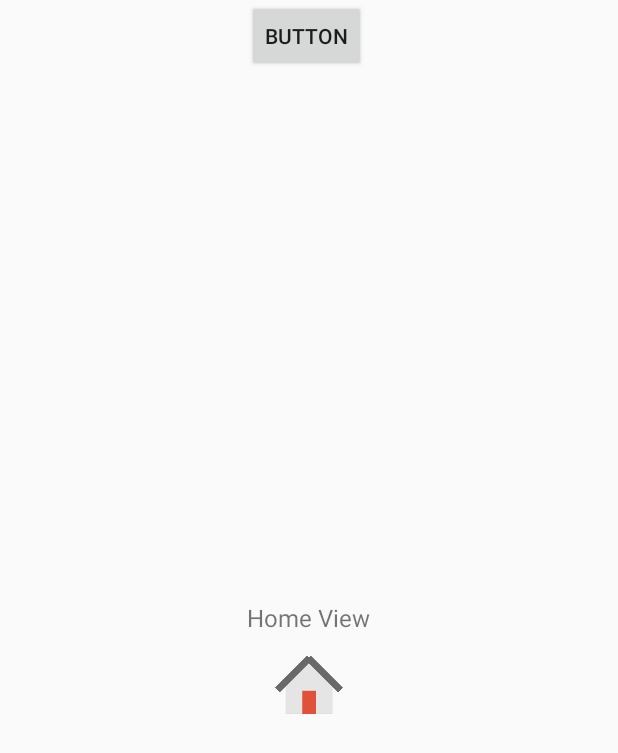
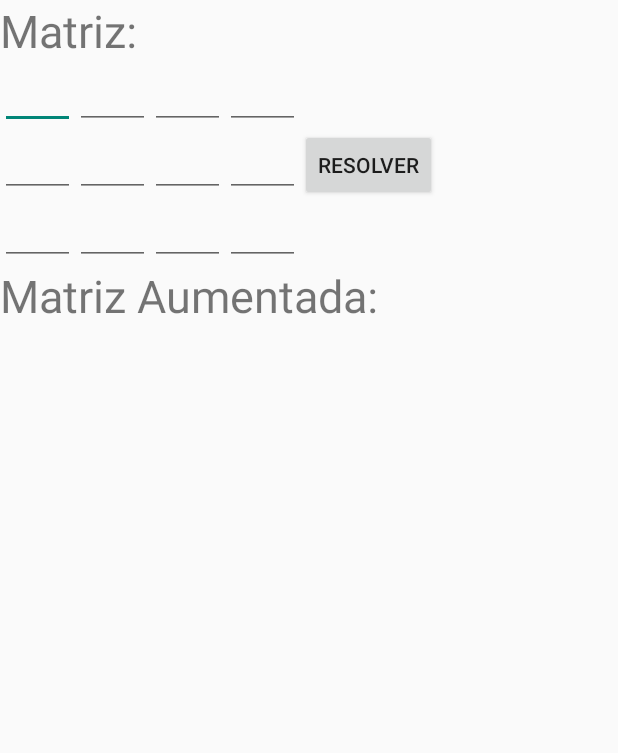
Before and after one commit to Sealtyel/Android-Engineering-Toolbox, an Android app: the screen it shows after launch (MainActivity), on a phone screen of 412 x 824 dp. Shown: the top 753 px of the screen. Run offline under Robolectric (Android 15) with nearby library versions, the phone set to English and light mode, and no system bars; 4 statements that could not run were skipped.

Commit message:
Gauss Jordan Agregado, Menu corregido

```diff
--- /dev/null
+++ b/app/src/main/java/sealtyel/example/com/engineeringtoolbox/GaussJordan/GaussJordan.java
@@ -0,0 +1,84 @@
+package sealtyel.example.com.engineeringtoolbox.GaussJordan;
+
+/**
+ * Created by Sealtyel on 07/dic/2014.
+ */
+
+public class GaussJordan
+{
+
+    private double[][] augmentedMatrix;
+
+    /**
+     * Constructor for a GaussJordan object. Takes in a two dimensional double
+     * array holding the matrix.
+     *
+     * @param matrix A double[][] containing the augmented matrix
+     */
+    public GaussJordan(double[][] matrix) {
+        augmentedMatrix = matrix;
+    }
+
+    /**
+     * Runs a Gauss-Jordan elimination on the augmented matrix in order to put
+     * it into reduced row echelon form
+     *
+     */
+    public void eliminate() {
+        int startColumn = 0;
+        for (int row=0; row<augmentedMatrix.length; row++) {
+            //if the number in the start column is 0, try to switch with another
+            while (augmentedMatrix[row][startColumn]==0.0){
+                boolean switched = false;
+                int i=row;
+                while (!switched && i<augmentedMatrix.length) {
+                    if(augmentedMatrix[i][startColumn]!=0.0){
+                        double[] temp = augmentedMatrix[i];
+                        augmentedMatrix[i]=augmentedMatrix[row];
+                        augmentedMatrix[row]=temp;
+                        switched = true;
+                    }
+                    i++;
+                }
+                //if after trying to switch, it is still 0, increase column
+                if (augmentedMatrix[row][startColumn]==0.0) {
+                    startColumn++;
+                }
+            }
+            //if the number isn't one, reduce to one
+            if(augmentedMatrix[row][startColumn]!=1.0) {
+                double divisor = augmentedMatrix[row][startColumn];
+                for (int i=startColumn; i<augmentedMatrix[row].length; i++) {
+                    augmentedMatrix[row][i] = augmentedMatrix[row][i]/divisor;
+                }
+            }
+            //make sure the number in the start column of all other rows is 0
+            for (int i=0; i<augmentedMatrix.length; i++) {
+                if (i!=row && augmentedMatrix[i][startColumn]!=0) {
+                    double multiple = 0-augmentedMatrix[i][startColumn];
+                    for (int j=startColumn; j<augmentedMatrix[row].length; j++){
+                        augmentedMatrix[i][j] +=
+                                multiple*augmentedMatrix[row][j];
+                    }
+                }
+            }
+            startColumn++;
+        }
+    }
+
+    /**
+     * Returns a String with the contents of the augmented matrix.
+     *
+     * @return A String representation of the augmented matrix
+     */
+    public String toString() {
+        String text = "";
+        for (int i=0; i<augmentedMatrix.length; i++) {
+            for (int j=0; j<augmentedMatrix[i].length; j++) {
+                text+=augmentedMatrix[i][j] + ", ";
+            }
+            text+="\n";
+        }
+        return text;
+    }
+}
--- /dev/null
+++ b/app/src/main/java/sealtyel/example/com/engineeringtoolbox/GaussJordanFragment.java
@@ -0,0 +1,80 @@
+package sealtyel.example.com.engineeringtoolbox;
+
+import android.app.Fragment;
+import android.os.Bundle;
+import android.view.LayoutInflater;
+import android.view.View;
+import android.view.ViewGroup;
+import android.widget.Button;
+import android.widget.EditText;
+import android.widget.TextView;
+import android.widget.Toast;
+
+import sealtyel.example.com.engineeringtoolbox.GaussJordan.GaussJordan;
+
+/**
+ * Created by Kenia on 07/dic/2014.
+ */
+public class GaussJordanFragment extends Fragment
+{
+    public GaussJordanFragment(){}
+    public double[][] matrix=new double[4][3];
+
+    public View onCreateView(LayoutInflater inflater, ViewGroup container,
+                             Bundle savedInstanceState) {
+
+        View rootView = inflater.inflate(R.layout.fragment_gauss, container, false);
+
+        final EditText text00=(EditText) rootView.findViewById(R.id.editText00);
+        final EditText text10=(EditText) rootView.findViewById(R.id.editText10);
+        final EditText text20=(EditText) rootView.findViewById(R.id.editText20);
+        final EditText text30=(EditText) rootView.findViewById(R.id.editText30);
+        final EditText text01=(EditText) rootView.findViewById(R.id.editText01);
+        final EditText text11=(EditText) rootView.findViewById(R.id.editText11);
+        final EditText text21=(EditText) rootView.findViewById(R.id.editText21);
+        final EditText text31=(EditText) rootView.findViewById(R.id.editText31);
+        final EditText text02=(EditText) rootView.findViewById(R.id.editText02);
+        final EditText text12=(EditText) rootView.findViewById(R.id.editText12);
+        final EditText text22=(EditText) rootView.findViewById(R.id.editText22);
+        final EditText text32=(EditText) rootView.findViewById(R.id.editText32);
+
+        final TextView result=(TextView) rootView.findViewById(R.id.textMatrizA);
+
+
+
+
+
+        Button boton= (Button) rootView.findViewById(R.id.buttonResolver);
+        boton.setOnClickListener(new View.OnClickListener() {
+            public void onClick(View v)
+            {
+                matrix[0][0]=Double.parseDouble(text00.getText().toString());
+                matrix[1][0]=Double.parseDouble(text10.getText().toString());
+                matrix[2][0]=Double.parseDouble(text20.getText().toString());
+                matrix[3][0]=Double.parseDouble(text30.getText().toString());
+
+                matrix[0][1]=Double.parseDouble(text01.getText().toString());
+                matrix[1][1]=Double.parseDouble(text11.getText().toString());
+                matrix[2][1]=Double.parseDouble(text21.getText().toString());
+                matrix[3][1]=Double.parseDouble(text31.getText().toString());
+
+                matrix[0][2]=Double.parseDouble(text02.getText().toString());
+                matrix[1][2]=Double.parseDouble(text12.getText().toString());
+                matrix[2][2]=Double.parseDouble(text22.getText().toString());
+                matrix[3][2]=Double.parseDouble(text32.getText().toString());
+                double[][] array1 = {
+                        {matrix[0][0],matrix[1][0],matrix[2][0],matrix[3][0]},
+                        {matrix[0][1],matrix[1][1],matrix[2][1],matrix[3][1]},
+                        {matrix[0][2],matrix[1][2],matrix[2][2],matrix[3][2]}
+                };
+                GaussJordan ob=new GaussJordan(array1);
+                ob.eliminate();
+                result.setText(ob.toString());
+            }
+
+
+        });
+
+        return rootView;
+    }
+}
--- a/app/src/main/java/sealtyel/example/com/engineeringtoolbox/MainActivity.java
+++ b/app/src/main/java/sealtyel/example/com/engineeringtoolbox/MainActivity.java
@@ -164,7 +164,7 @@ public class MainActivity extends Activity {
 		Fragment fragment = null;
 		switch (position) {
 		case 0:
-			fragment = new HomeFragment();
+			fragment = new GaussJordanFragment();
 			break;
 		case 1:
 			fragment = new SubnettingFragment();
--- a/app/src/main/java/sealtyel/example/com/engineeringtoolbox/OhmCalculatorFragment.java
+++ b/app/src/main/java/sealtyel/example/com/engineeringtoolbox/OhmCalculatorFragment.java
@@ -53,27 +53,27 @@ public class OhmCalculatorFragment extends Fragment
                 if (textResistance.getText().toString().isEmpty())
                 {
                     toast1.setText("Resistencia=0");
-                    textResistance.setText(c.getResistance(corriente,voltaje)+"");
+                    textResistance.setText(String.format("%.2f",c.getResistance(corriente,voltaje))+"");
                 }
                 else
                 {
                     if(textVoltage.getText().toString().isEmpty())
                     {
                         toast1.setText("Voltaje=0");
-                        textVoltage.setText(c.getVoltage(resistencia,corriente)+"");
+                        textVoltage.setText(String.format("%.2f",c.getVoltage(resistencia,corriente))+"");
                     }
                     else//corriente==0
                     {
                         if (textCurrent.getText().toString().isEmpty())
                         {
                             toast1.setText("Corriente=0");
-                            textCurrent.setText(c.getCurrent(voltaje,resistencia)+"");
+                            textCurrent.setText(String.format("%.2f",c.getCurrent(voltaje,resistencia))+"");
                         }
 
                     }
                 }
 
-                textPower.setText(c.getCurrent()*c.getVoltage()+"");
+                textPower.setText(String.format("%.2f",c.getCurrent()*c.getVoltage())+"");
 
 
 
--- a/app/src/main/java/sealtyel/example/com/engineeringtoolbox/subnetting/ListRedesAdapter.java
+++ b/app/src/main/java/sealtyel/example/com/engineeringtoolbox/subnetting/ListRedesAdapter.java
@@ -17,8 +17,8 @@ import sealtyel.example.com.engineeringtoolbox.R;
 import sealtyel.example.com.engineeringtoolbox.subnetting.ElementoRed;
 
 
-public class ListRedesAdapter extends ArrayAdapter<ElementoRed> {
-
+public class ListRedesAdapter extends ArrayAdapter<ElementoRed>
+{
 
 
 	 public ListRedesAdapter(Context context, ArrayList<ElementoRed> items) {
--- /dev/null
+++ b/app/src/main/res/layout/fragment_gauss.xml
@@ -0,0 +1,171 @@
+<?xml version="1.0" encoding="utf-8"?>
+<RelativeLayout xmlns:android="http://schemas.android.com/apk/res/android"
+    android:orientation="vertical" android:layout_width="match_parent"
+    android:layout_height="match_parent">
+
+    <TextView
+        android:layout_width="117dp"
+        android:layout_height="wrap_content"
+        android:textAppearance="?android:attr/textAppearanceSmall"
+        android:text="Matriz:"
+        android:id="@+id/textMatriz"
+        android:textSize="45px" />
+
+    <TextView
+        android:layout_width="117dp"
+        android:layout_height="wrap_content"
+        android:textAppearance="?android:attr/textAppearanceSmall"
+        android:text="Matriz Aumentada:"
+        android:id="@+id/textView2"
+        android:textSize="45px"
+        android:layout_below="@+id/editText02"
+        android:layout_alignParentLeft="true"
+        android:layout_alignParentStart="true"
+        android:layout_alignParentRight="true"
+        android:layout_alignParentEnd="true" />
+
+    <TextView
+        android:layout_width="wrap_content"
+        android:layout_height="wrap_content"
+        android:textAppearance="?android:attr/textAppearanceLarge"
+        android:id="@+id/textMatrizA"
+        android:layout_below="@+id/textView2"
+        android:layout_alignParentLeft="true"
+        android:layout_alignParentStart="true" />
+
+    <EditText
+        android:layout_width="50dip"
+        android:layout_height="wrap_content"
+        android:inputType="numberDecimal|numberSigned"
+        android:maxLength="3"
+        android:id="@+id/editText00"
+        android:layout_below="@+id/textMatriz"
+        android:layout_alignParentLeft="true" />
+
+    <EditText
+        android:layout_width="50dip"
+        android:layout_height="wrap_content"
+        android:inputType="numberDecimal|numberSigned"
+        android:maxLength="3"
+        android:id="@+id/editText10"
+        android:layout_below="@+id/textMatriz"
+        android:layout_toRightOf="@id/editText00" />
+
+    <EditText
+    android:layout_width="50dip"
+    android:layout_height="wrap_content"
+    android:inputType="numberDecimal|numberSigned"
+    android:maxLength="3"
+    android:id="@+id/editText20"
+    android:layout_below="@+id/textMatriz"
+    android:layout_toRightOf="@id/editText10"
+
+    />
+
+    <EditText
+        android:layout_width="50dip"
+        android:layout_height="wrap_content"
+        android:inputType="numberDecimal|numberSigned"
+        android:maxLength="3"
+        android:id="@+id/editText30"
+        android:layout_below="@+id/textMatriz"
+        android:layout_toRightOf="@id/editText20"
+
+        />
+
+    <EditText
+        android:layout_width="50dip"
+        android:layout_height="wrap_content"
+        android:inputType="numberDecimal|numberSigned"
+        android:maxLength="3"
+        android:id="@+id/editText01"
+        android:layout_below="@+id/editText00"
+
+    />
+
+    <EditText
+        android:layout_width="50dip"
+        android:layout_height="wrap_content"
+        android:inputType="numberDecimal|numberSigned"
+        android:maxLength="3"
+        android:id="@+id/editText11"
+        android:layout_toRightOf="@+id/editText01"
+        android:layout_below="@id/editText10"
+
+        />
+    <EditText
+        android:layout_width="50dip"
+        android:layout_height="wrap_content"
+        android:inputType="numberDecimal|numberSigned"
+        android:maxLength="3"
+        android:id="@+id/editText21"
+        android:layout_toRightOf="@+id/editText11"
+        android:layout_below="@id/editText20"
+
+        />
+
+    <EditText
+        android:layout_width="50dip"
+        android:layout_height="wrap_content"
+        android:inputType="numberDecimal|numberSigned"
+        android:maxLength="3"
+        android:id="@+id/editText31"
+        android:layout_toRightOf="@+id/editText21"
+        android:layout_below="@id/editText30"
+
+        />
+
+    <EditText
+    android:layout_width="50dip"
+    android:layout_height="wrap_content"
+    android:inputType="numberDecimal|numberSigned"
+    android:maxLength="3"
+    android:id="@+id/editText02"
+    android:layout_below="@id/editText01"
+
+    />
+
+    <EditText
+        android:layout_width="50dip"
+        android:layout_height="wrap_content"
+        android:inputType="numberDecimal|numberSigned"
+        android:maxLength="3"
+        android:id="@+id/editText12"
+        android:layout_below="@id/editText11"
+        android:layout_toRightOf="@id/editText02"
+
+        />
+
+    <EditText
+        android:layout_width="50dip"
+        android:layout_height="wrap_content"
+        android:inputType="numberDecimal|numberSigned"
+        android:maxLength="3"
+        android:id="@+id/editText22"
+        android:layout_below="@id/editText21"
+        android:layout_toRightOf="@id/editText12"
+
+        />
+    <EditText
+        android:layout_width="50dip"
+        android:layout_height="wrap_content"
+        android:inputType="numberDecimal|numberSigned"
+        android:maxLength="3"
+        android:id="@+id/editText32"
+        android:layout_below="@id/editText31"
+        android:layout_toRightOf="@id/editText22"
+
+        />
+
+    <Button
+        android:layout_width="wrap_content"
+        android:layout_height="wrap_content"
+        android:text="Resolver"
+        android:id="@+id/buttonResolver"
+
+        android:layout_below="@+id/editText30"
+        android:layout_toRightOf="@+id/editText31"
+        />
+
+
+</RelativeLayout>
--- a/app/src/main/res/values/strings.xml
+++ b/app/src/main/res/values/strings.xml
@@ -15,10 +15,10 @@
 
     <!-- Nav Drawer Menu Items -->
     <string-array name="nav_drawer_items">
-        <item>Home</item>>
+        <item>Gauss-Jordan</item>>
         <item>Subnetting</item>
         <item>Calculadora Ley de Ohm</item>
-        <item>Teorema de Pitagoras</item>
+        <item>Convertidor</item>
         <item>Sorting</item>
         <item>Formulario Calculo</item>
         <item>Convertidor de unidades</item>
```
